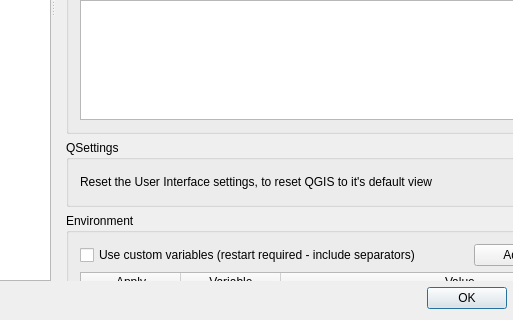
The window that src/ui/qgsoptionsbase.ui (qgis/QGIS) describes before a commit, drawn with Qt 5; both pictures show x 110 to 623 and y 280 to 600 of the 800 by 600 pixel window.
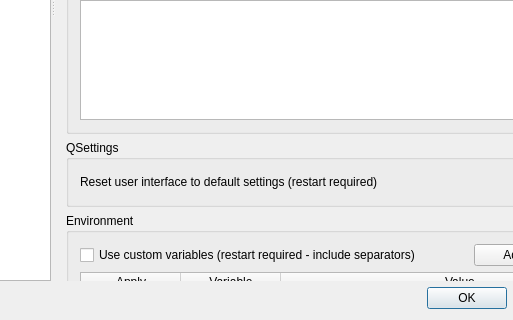
The same window after the commit. The open tabs and pages were chosen to show the change. Icons and pictures are not drawn. Custom widgets are drawn as their Qt base class.

Commit message: Improve wording of string

The edit to the form file:
```diff
--- a/src/ui/qgsoptionsbase.ui
+++ b/src/ui/qgsoptionsbase.ui
@@ -1094,7 +1094,7 @@
                   <item row="0" column="0">
                    <widget class="QLabel" name="mRestoreDefaultWindowStateLbl">
                     <property name="text">
-                     <string>Reset the User Interface settings, to reset QGIS to it's default view</string>
+                     <string>Reset user interface to default settings (restart required)</string>
                     </property>
                    </widget>
                   </item>
```
